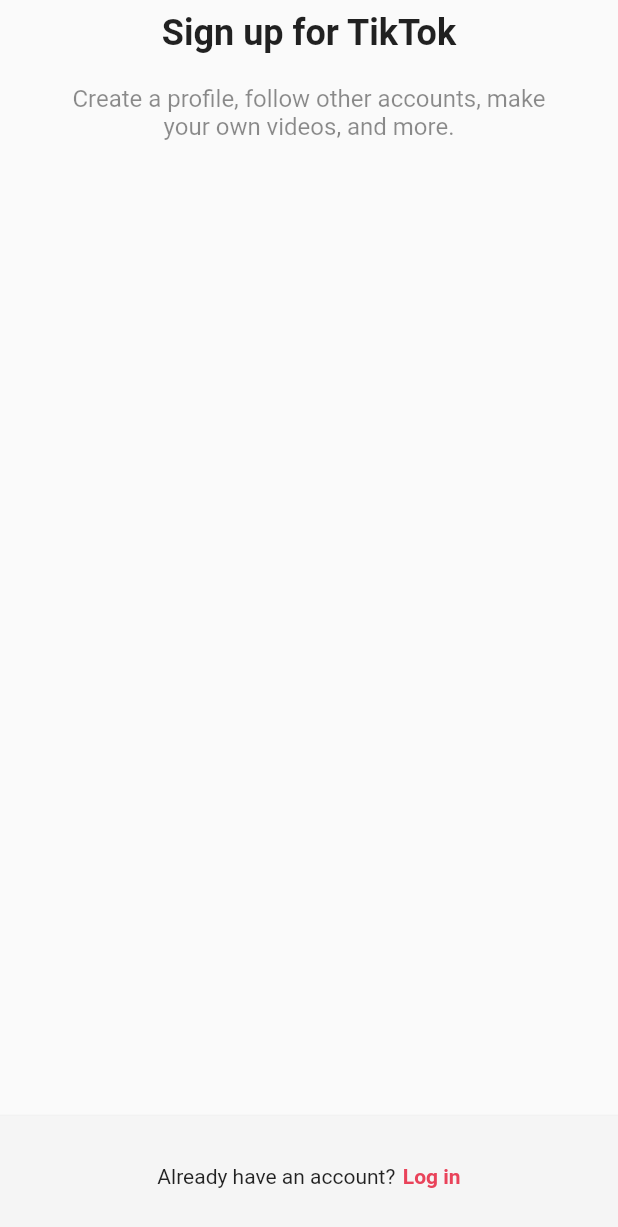
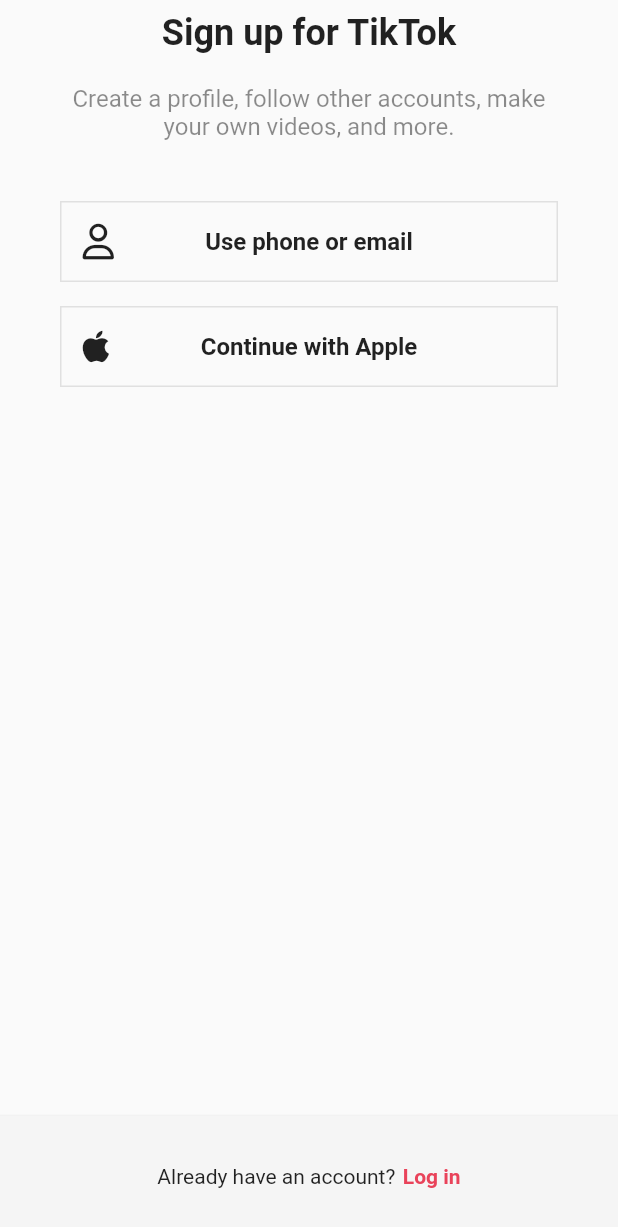
Before and after one commit to jshim4996/nomade_tiktok_clone, a Flutter app: the screen it shows after launch, on a phone screen of 412 x 824 dp. Shown: the top 1227 px of the screen. Run offline on Flutter 3.47's test engine with Material 2 defaults, Android fonts, the phone set to English and light mode, and no system bars; our stand-ins replace font_awesome_flutter.

Commit message:
로그인,회원가입 버튼 구현

```diff
--- a/lib/screens/sign_up/sign_up_screen.dart
+++ b/lib/features/authentication/sign_up_screen.dart
@@ -1,9 +1,20 @@
 import 'package:flutter/material.dart';
+import 'package:font_awesome_flutter/font_awesome_flutter.dart';
 import 'package:tiktok_clone/constants/gaps.dart';
 import 'package:tiktok_clone/constants/sizes.dart';
+import 'package:tiktok_clone/features/authentication/login_screen.dart';
+import 'package:tiktok_clone/features/authentication/widgets/auth_button.dart';
 
 class SignUpScreen extends StatelessWidget {
   const SignUpScreen({super.key});
+
+  void onLoginTap(BuildContext context) {
+    Navigator.of(context).push(
+      MaterialPageRoute(
+        builder: (context) => const LoginScreen(),
+      ),
+    );
+  }
 
   @override
   Widget build(BuildContext context) {
@@ -31,7 +42,17 @@ class SignUpScreen extends StatelessWidget {
                   color: Colors.black45,
                 ),
                 textAlign: TextAlign.center,
-              )
+              ),
+              Gaps.v40,
+              AuthButton(
+                text: 'Use phone or email',
+                icon: FaIcon(FontAwesomeIcons.user),
+              ),
+              Gaps.v16,
+              AuthButton(
+                text: 'Continue with Apple',
+                icon: FaIcon(FontAwesomeIcons.apple),
+              ),
             ],
           ),
         ),
@@ -48,11 +69,14 @@ class SignUpScreen extends StatelessWidget {
                 'Already have an account?',
               ),
               Gaps.h5,
-              Text(
-                'Log in',
-                style: TextStyle(
-                  color: Theme.of(context).primaryColor,
-                  fontWeight: FontWeight.w600,
+              GestureDetector(
+                onTap: () => onLoginTap(context),
+                child: Text(
+                  'Log in',
+                  style: TextStyle(
+                    color: Theme.of(context).primaryColor,
+                    fontWeight: FontWeight.w600,
+                  ),
                 ),
               ),
             ],
--- /dev/null
+++ b/lib/features/authentication/widgets/auth_button.dart
@@ -0,0 +1,51 @@
+import 'package:flutter/material.dart';
+import 'package:font_awesome_flutter/font_awesome_flutter.dart';
+import 'package:tiktok_clone/constants/sizes.dart';
+
+class AuthButton extends StatelessWidget {
+  final String text;
+  final FaIcon icon;
+
+  const AuthButton({
+    super.key,
+    required this.text,
+    required this.icon,
+  });
+
+  @override
+  Widget build(BuildContext context) {
+    return FractionallySizedBox(
+      widthFactor: 1,
+      child: Container(
+        padding: const EdgeInsets.all(
+          Sizes.size14,
+        ),
+        decoration: BoxDecoration(
+          border: Border.all(
+            color: Colors.grey.shade300,
+            width: Sizes.size1,
+          ),
+        ),
+        child: Stack(
+          alignment: Alignment.center,
+          children: [
+            Align(
+              alignment: Alignment.centerLeft,
+              child: icon,
+            ),
+            Expanded(
+              child: Text(
+                text,
+                textAlign: TextAlign.center,
+                style: const TextStyle(
+                  fontSize: Sizes.size16,
+                  fontWeight: FontWeight.w600,
+                ),
+              ),
+            ),
+          ],
+        ),
+      ),
+    );
+  }
+}
--- a/lib/main.dart
+++ b/lib/main.dart
@@ -1,7 +1,7 @@
 import 'package:flutter/material.dart';
 import 'package:tiktok_clone/constants/gaps.dart';
 import 'package:tiktok_clone/constants/sizes.dart';
-import 'package:tiktok_clone/screens/sign_up/sign_up_screen.dart';
+import 'package:tiktok_clone/features/authentication/sign_up_screen.dart';
 
 void main() {
   runApp(const TikTokApp());
```
Also changed, not shown: lib/features/authentication/login_screen.dart (added, +84 -0 lines), pubspec.yaml (+4 -4 lines), pubspec.lock.
